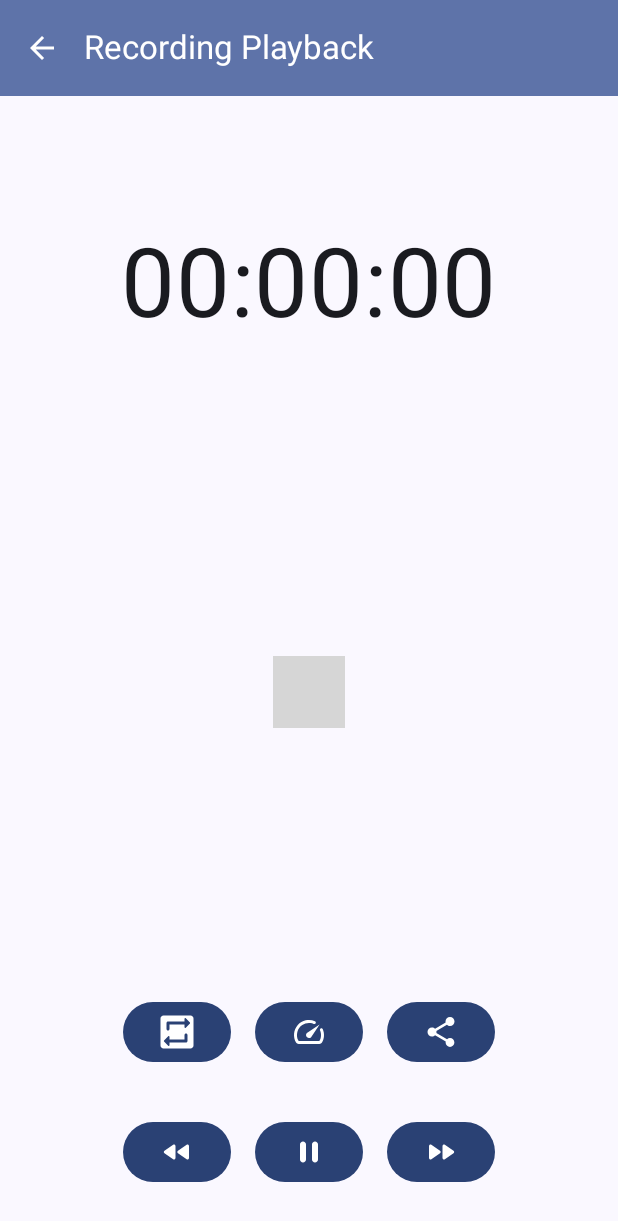
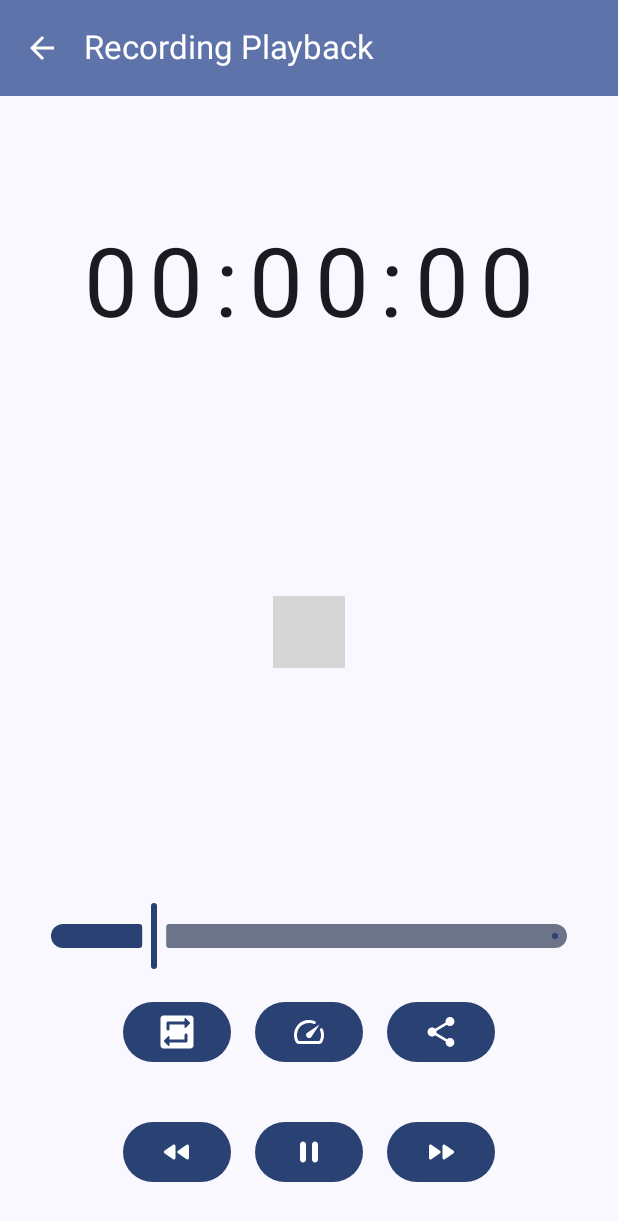
Before and after one commit to hfoley03/PhoneSampler, an Android app built with Jetpack Compose: the PlaybackScreen screen opened through its navigation route, after a tap on "Rewind", on a phone screen of 412 x 824 dp. Shown: the top 1221 px of the screen. Run offline under Robolectric (Android 15) with nearby library versions, the phone set to English and light mode, and no system bars; our stand-ins replace Room's generated code; libraries missing offline, so code that uses them is left out: com.arthenica.ffmpegkit, com.linc.audiowaveform, linc.com.amplituda; 3 statements that could not run were skipped; 3 other taps on this screen came first; grey boxes are pictures that could not be loaded.

Commit message:
speed change

```diff
--- a/app/src/main/java/com/example/harryerayaudiorecorder/ui/AudioViewModel.kt
+++ b/app/src/main/java/com/example/harryerayaudiorecorder/ui/AudioViewModel.kt
@@ -37,6 +37,8 @@ interface MediaPlayerWrapper {
     fun isMediaPlayer(): Any
 
     fun setLooping(state: Boolean)
+
+    fun setPlaybackSpeed(speed: Float)
 
     fun onCleared()
     fun reset()
@@ -120,6 +122,13 @@ class AndroidMediaPlayerWrapper : MediaPlayerWrapper {
         Log.d("looping", mediaPlayer?.isLooping.toString())
     }
 
+    override fun setPlaybackSpeed(speed: Float) {
+        mediaPlayer?.let {
+            it.playbackParams = it.playbackParams.setSpeed(speed)
+            Log.d("AndroidMediaPlayerWrapper", "setPlaybackSpeed() - speed: $speed")
+        }
+    }
+
     override fun onCleared() {
         mediaPlayer?.release()
         mediaPlayer = null
@@ -197,6 +206,7 @@ open class AudioViewModel(
     fun seekTo(position: Long) {
         Log.d("AudioViewModel", position.toString())
         mediaPlayerWrapper.seekTo(position, MediaPlayer.SEEK_CLOSEST)
+        _recorderRunning.value = true
     }
 
     override fun onCleared() {
@@ -207,11 +217,14 @@ open class AudioViewModel(
     fun fastForward(skipMillis: Int) {
         val newPosition = (getCurrentPosition() + skipMillis)
         seekTo(newPosition.toLong())
+        _recorderRunning.value = true
+
     }
 
     fun fastRewind(skipMillis: Int) {
         val newPosition = (getCurrentPosition() - skipMillis).coerceAtLeast(0)
         seekTo(newPosition.toLong())
+        _recorderRunning.value = true
     }
 
     fun renameFile(oldName: String, newName: String) {
@@ -236,23 +249,37 @@ open class AudioViewModel(
         }
 
     }
-
     fun renameFileFromList(oldName: String, newName: String) {
         val file = File(audioCapturesDirectory, oldName)
         if (file.exists())
         {
             val newFile = File(audioCapturesDirectory, newName)
-                if (!newFile.exists()) {
+            if (!newFile.exists())
+            {
                 file.renameTo(newFile)
                 _currentFileName.value = newName
-                } else {
+            }
+            else
+            {
                     // Handle the case where a file with the new name already exists
             }
         }
-            else {
+        else
+        {
             Log.d("AudioViewModel", "no such file")
         }
     }
+
+    fun setPlaybackSpeed(speed: Float) {
+        if (mediaPlayerWrapper.isPlaying()) {
+            mediaPlayerWrapper.setPlaybackSpeed(speed)
+        }
+    }
+
+    fun adjustPlaybackSpeed(speed: Float) {
+        mediaPlayerWrapper.setPlaybackSpeed(speed)
+    }
+
     fun startRecording() {
         recorderControl.startRecorder()
         _recorderRunning.value = true
--- a/app/src/main/java/com/example/harryerayaudiorecorder/ui/PlaybackScreen.kt
+++ b/app/src/main/java/com/example/harryerayaudiorecorder/ui/PlaybackScreen.kt
@@ -7,10 +7,12 @@ import androidx.compose.foundation.layout.Box
 import androidx.compose.foundation.layout.Column
 import androidx.compose.foundation.layout.Row
 import androidx.compose.foundation.layout.fillMaxSize
+import androidx.compose.foundation.layout.fillMaxWidth
 import androidx.compose.foundation.layout.padding
 import androidx.compose.material3.Button
 import androidx.compose.material3.Icon
 import androidx.compose.material3.MaterialTheme
+import androidx.compose.material3.Slider
 import androidx.compose.material3.Text
 import androidx.compose.runtime.Composable
 import androidx.compose.runtime.LaunchedEffect
@@ -24,13 +26,13 @@ import androidx.compose.ui.Modifier
 import androidx.compose.ui.graphics.SolidColor
 import androidx.compose.ui.platform.LocalContext
 import androidx.compose.ui.res.painterResource
+import androidx.compose.ui.text.TextStyle
 import androidx.compose.ui.tooling.preview.Preview
 import androidx.compose.ui.unit.dp
 import androidx.compose.ui.unit.sp
 import com.example.harryerayaudiorecorder.R
 import com.linc.audiowaveform.AudioWaveform
 import kotlinx.coroutines.delay
-import kotlinx.coroutines.launch
 import linc.com.amplituda.Amplituda
 import linc.com.amplituda.AmplitudaResult
 import linc.com.amplituda.exceptions.AmplitudaException
@@ -60,6 +62,8 @@ fun PlaybackScreen(
     var waveformProgress by remember { mutableStateOf(0F) }
     var amplitudesData: List<Int> = listOf()
     var currentPosition by remember { mutableStateOf(0) }
+    val showSpeedSlider = remember { mutableStateOf(false) }
+    val playbackSpeed = remember { mutableStateOf(1.0f) }
 
     val amplituda = Amplituda(context)
 
@@ -98,7 +102,9 @@ fun PlaybackScreen(
     ) {
         Text(text = fileName, modifier = Modifier.padding(bottom = 16.dp))
 
-        Text(text = formatTime(currentPosition), modifier = Modifier.padding(32.dp), fontSize = 64.sp)
+//        Text(text = formatTime(currentPosition), modifier = Modifier.padding(32.dp), fontSize = 64.sp)
+
+        EvenlySpacedText2(text = formatTime(currentPosition))
 
         Box(
             modifier = Modifier
@@ -115,9 +121,22 @@ fun PlaybackScreen(
                     waveformProgress = newProgress
                     val newPosition = (newProgress * audioViewModel.getAudioDuration(audioFile)).toLong()
                     audioViewModel.seekTo(newPosition)
+                    audioViewModel.adjustPlaybackSpeed(playbackSpeed.value)
                     Log.d("playbackscreen", audioViewModel.getCurrentPosition().toString())
                     isPlaying.value = true
                 }
+            )
+        }
+
+        if (showSpeedSlider.value) {
+            Slider(
+                value = playbackSpeed.value,
+                onValueChange = {
+                    playbackSpeed.value = it
+                    audioViewModel.setPlaybackSpeed(it)
+                },
+                valueRange = 0.25f..4.0f,
+                modifier = Modifier.padding(16.dp)
             )
         }
 
@@ -140,7 +159,8 @@ fun PlaybackScreen(
                 )
             }
 
-            Button(onClick = { /* Speed functionality here */ },
+            Button(
+                onClick = { showSpeedSlider.value = !showSpeedSlider.value },
                 modifier = Modifier.padding(horizontal = 16.dp)
             ) {
                 Icon(
@@ -168,6 +188,7 @@ fun PlaybackScreen(
         ) {
             Button(onClick = {
                 audioViewModel.fastRewind(3000)
+                audioViewModel.setPlaybackSpeed(playbackSpeed.value)
                 isPlaying.value = true
             })
             {
@@ -187,13 +208,9 @@ fun PlaybackScreen(
                         if (audioFile.exists()) {
                             val startPosition = audioViewModel.getCurrentPosition().toLong()
                             audioViewModel.playAudio(audioFile, startPosition)
+                            audioViewModel.setPlaybackSpeed(playbackSpeed.value)
                             isPlaying.value = true
-                            scope.launch {
-//                                while (isPlaying.value) {
-//                                    waveformProgress = (audioViewModel.getCurrentPosition() / durationSample.toFloat())
-//                                    delay(100)
-//                                }
-                            }
+
                         } else {
                             // Handle the case where the file does not exist
                         }
@@ -210,6 +227,7 @@ fun PlaybackScreen(
 
             Button(onClick = {
                 audioViewModel.fastForward(3000)
+                audioViewModel.setPlaybackSpeed(playbackSpeed.value)
                 isPlaying.value = true
             }) {
                 Icon(
@@ -228,3 +246,23 @@ fun formatTime(milliseconds: Int): String {
     val centiseconds = (milliseconds / 10) % 100
     return String.format("%02d:%02d:%02d", minutes, seconds, centiseconds)
 }
+
+@Composable
+fun EvenlySpacedText2(text: String, modifier: Modifier = Modifier) {
+    Row(
+        modifier = modifier
+            .padding(32.dp)
+            .fillMaxWidth(),
+        horizontalArrangement = Arrangement.SpaceEvenly,
+        verticalAlignment = Alignment.CenterVertically
+    ) {
+        for (char in text) {
+            Text(
+                text = char.toString(),
+                style = TextStyle(
+                    fontSize = 64.sp
+                )
+            )
+        }
+    }
+}
```
Lines whose indentation alone changed are shown as unchanged.
